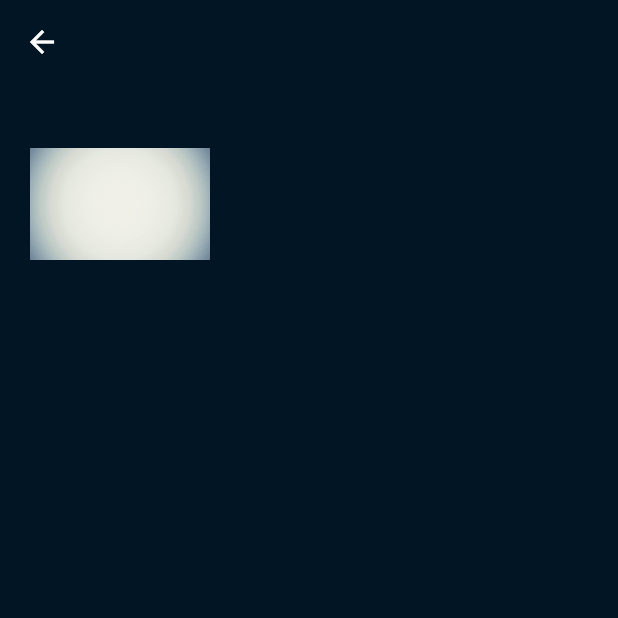
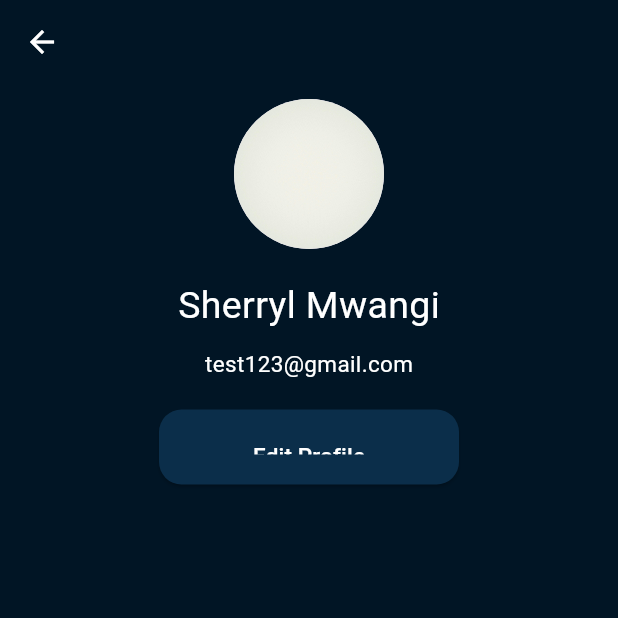
Before and after one commit to JayneNjeri/To-Do-List, a Flutter app: the ProfilePage screen opened directly, on a phone screen of 412 x 824 dp, the top half of it. Run offline on Flutter 3.47's test engine with Material 3 defaults, Android fonts, the phone set to English and light mode, and no system bars; our stand-ins replace flutter_slidable.

Commit message:
Profile that is clickable to take you to the profile page added

```diff
--- a/lib/pages/profile.dart
+++ b/lib/pages/profile.dart
@@ -1,5 +1,7 @@
 import "package:flutter/cupertino.dart";
 import "package:flutter/material.dart";
+
+import "edit_profile.dart";
 
 class ProfilePage extends StatelessWidget {
   const ProfilePage({super.key});
@@ -8,9 +10,9 @@ class ProfilePage extends StatelessWidget {
   Widget build(BuildContext context) {
     return Scaffold(
         appBar: AppBar(
-          backgroundColor: Color.fromARGB(255, 1, 21, 37),
+          backgroundColor: const Color.fromARGB(255, 1, 21, 37),
           leading: IconButton(
-            icon: Icon(Icons.arrow_back, color: Colors.white),
+            icon: const Icon(Icons.arrow_back, color: Colors.white),
             onPressed: () => Navigator.pop(context),
           ),
         ),
@@ -20,14 +22,59 @@ class ProfilePage extends StatelessWidget {
         //Change Picture
         body: SingleChildScrollView(
           child: Container(
-              padding: EdgeInsets.all(20),
+              padding: const EdgeInsets.all(10),
               child: Column(
                 children: [
+                  const Center(
+                    child: CircleAvatar(
+                      radius: 50,
+                      backgroundImage: AssetImage('assets/R.jpeg'),
+                    ),
+                  ),
+                  const SizedBox(height: 20),
+                  const Text(
+                    'Sherryl Mwangi',
+                    style: TextStyle(
+                      color: Colors.white,
+                      fontSize: 25,
+                    ),
+                  ),
+                  const SizedBox(height: 10),
+                  const Text('test123@gmail.com',
+                      style: TextStyle(
+                        color: Colors.white,
+                        fontSize: 15,
+                      )),
+                  const SizedBox(height: 20),
                   SizedBox(
-                    width: 120,
-                    height: 120,
-                    child: Image.asset("assets/R.jpeg"),
-                  )
+                      width: 200,
+                      height: 50,
+                      child: ElevatedButton(
+                        onPressed: () {
+                          // ignore: prefer_const_constructors
+                          Navigator.push(
+                              context,
+                              MaterialPageRoute(
+                                  builder: (context) => EditProfile()));
+                        },
+                        child: const Text('Edit Profile',
+                            style:
+                                TextStyle(color: Colors.white, fontSize: 15)),
+                        style: ButtonStyle(
+                          backgroundColor: MaterialStateProperty.all<Color>(
+                              const Color.fromARGB(255, 11, 46, 74)),
+                          padding: MaterialStateProperty.all<EdgeInsets>(
+                            const EdgeInsets.symmetric(
+                                horizontal: 50, vertical: 20),
+                          ),
+                          shape:
+                              MaterialStateProperty.all<RoundedRectangleBorder>(
+                            RoundedRectangleBorder(
+                              borderRadius: BorderRadius.circular(15.0),
+                            ),
+                          ),
+                        ),
+                      ))
                 ],
               )),
         ));
```
Also changed, not shown: lib/pages/edit_profile.dart (added, +10 -0 lines), lib/pages/home_page.dart (+15 -4 lines).
